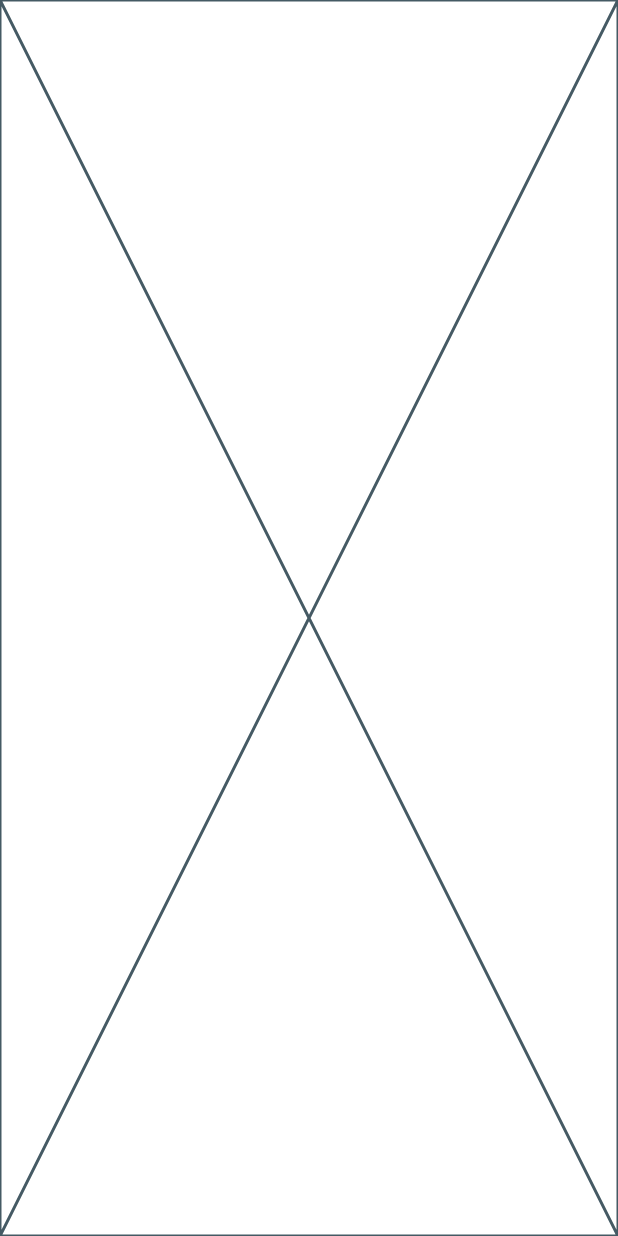
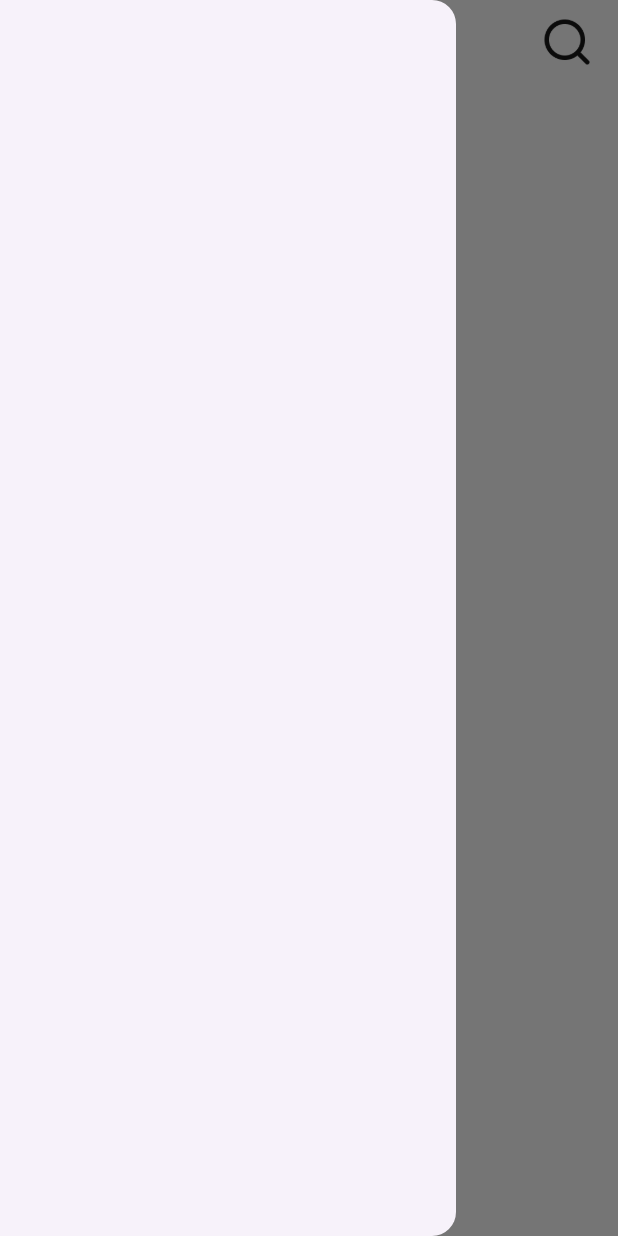
Before and after one commit to muhammedadelsaad77/newsapp, a Flutter app: the screen it shows after launch, with the side drawer open (before the commit the screen has no drawer), on a phone screen of 412 x 824 dp. Run offline on Flutter 3.47's test engine with Material 3 defaults, Android fonts, the light colour scheme and no system bars.

Commit message:
create home app bar

```diff
--- /dev/null
+++ b/lib/core/utilties/app_theme_manager.dart
@@ -0,0 +1,20 @@
+import 'package:flutter/material.dart';
+import 'package:newsapp1/core/utilties/color_pallete.dart';
+
+abstract class AppThemeManager {
+static ThemeData lightTheme = ThemeData(
+  scaffoldBackgroundColor: ColorPallete.scaffoldBackground,
+  appBarTheme: AppBarTheme(
+    centerTitle: true,
+    backgroundColor: Colors.transparent,
+    titleTextStyle: TextStyle(
+      fontSize: 24,
+      fontWeight: FontWeight.w500,
+      color: ColorPallete.generalTextColor
+    ),
+  ),
+  iconTheme: IconThemeData(
+    size: 35
+  )
+);
+}
--- /dev/null
+++ b/lib/core/utilties/color_pallete.dart
@@ -0,0 +1,10 @@
+import 'package:flutter/material.dart';
+abstract class ColorPallete{
+  static const Color scaffoldBackground = Color(0xFFFFFFFF);
+  static const Color scaffoldDarkBackground = Color(0xFF171717);
+  static const Color generalTextColor = Color(0xFF171717);
+  static const Color bodySmallTextColor = Color(0xFFA0A0A0);
+
+
+
+}
--- a/lib/features/home/presentation/view/home_view.dart
+++ b/lib/features/home/presentation/view/home_view.dart
@@ -1,9 +1,19 @@
 import 'package:flutter/material.dart';
+import 'package:newsapp1/features/home/presentation/view/widgets/home_view_body.dart';
+
+import '../../../../core/utilties/app_assets.dart';
 class HomeView extends StatelessWidget {
   const HomeView({super.key});
 
   @override
   Widget build(BuildContext context) {
-    return const Placeholder();
+    return Scaffold(
+      appBar: AppBar(title: Text('Home'),actions: [
+        Padding(padding:const EdgeInsetsGeometry.symmetric(horizontal: 16),child: Image.asset(AppAssets.searchIcn,height: 36,width: 36,),)
+      ],
+      ),
+      drawer: Drawer(),
+      body:  HomeViewBody(),
+    );
   }
 }
--- /dev/null
+++ b/lib/features/home/presentation/view/widgets/home_view_body.dart
@@ -0,0 +1,13 @@
+import 'package:flutter/material.dart';
+class HomeViewBody extends StatelessWidget {
+  const HomeViewBody({super.key});
+
+  @override
+  Widget build(BuildContext context) {
+    return  const Column(
+        children: [
+
+        ],
+    );
+  }
+}
--- a/lib/main.dart
+++ b/lib/main.dart
@@ -1,6 +1,7 @@
 import 'package:flutter/material.dart';
 import 'package:newsapp1/core/routes/app_routes.dart';
 import 'package:newsapp1/core/routes/page_routes_name.dart';
+import 'package:newsapp1/core/utilties/app_theme_manager.dart';
 
 void main() {
   runApp(const NewsApp());
@@ -11,8 +12,10 @@ class NewsApp extends StatelessWidget {
   @override
   Widget build(BuildContext context) {
     return MaterialApp(
+      theme: AppThemeManager.lightTheme,
       initialRoute: PageRoutesName.initial,
       onGenerateRoute: AppRoutes.generateRoutes,
+      debugShowCheckedModeBanner: false,
     );
   }
 }
```
